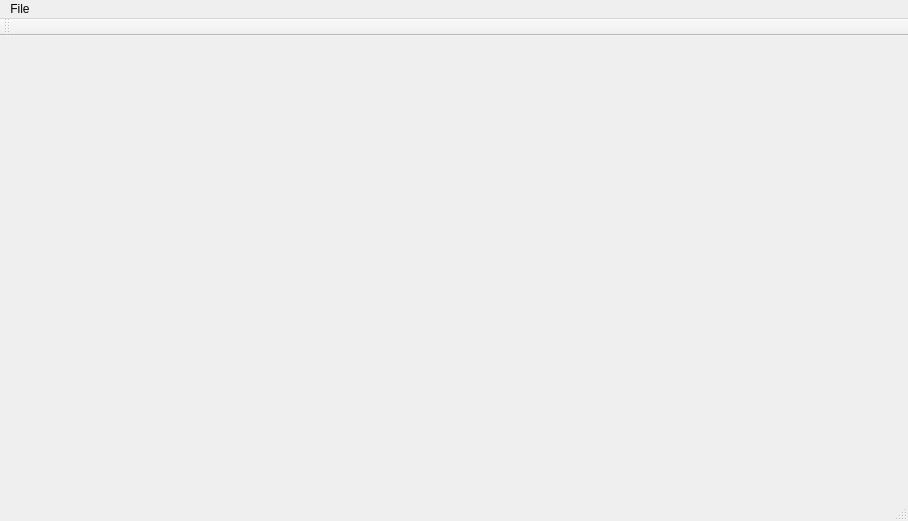
This is EnergyUsage/mainwindow.ui in Cvelthoven/EnergyUsage as Qt 5 draws it before an edit. The edited form follows.
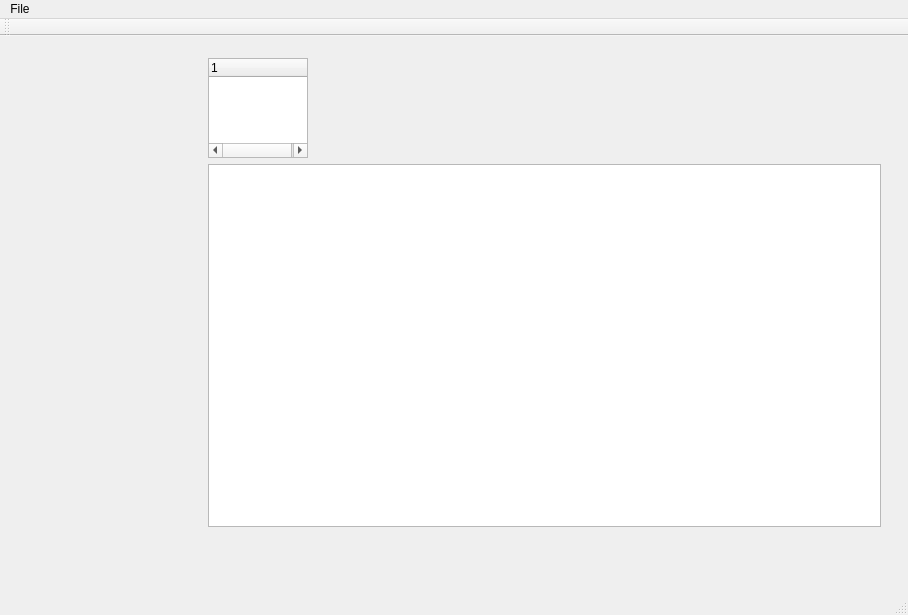
This is the edited form.

Commit message: Save trials with widgets

```diff
--- a/EnergyUsage/mainwindow.ui
+++ b/EnergyUsage/mainwindow.ui
@@ -7,7 +7,7 @@
     <x>0</x>
     <y>0</y>
     <width>908</width>
-    <height>521</height>
+    <height>615</height>
    </rect>
   </property>
   <property name="windowTitle">
@@ -187,7 +187,7 @@
           <x>10</x>
           <y>0</y>
           <width>871</width>
-          <height>441</height>
+          <height>491</height>
          </rect>
         </property>
         <layout class="QGridLayout" name="gridLayout">
@@ -208,9 +208,46 @@
          </item>
          <item row="0" column="0">
           <widget class="QFrame" name="gasChartFrame">
+           <property name="minimumSize">
+            <size>
+             <width>170</width>
+             <height>170</height>
+            </size>
+           </property>
            <layout class="QVBoxLayout" name="verticalLayout_4"/>
           </widget>
          </item>
+         <item row="2" column="2">
+          <layout class="QVBoxLayout" name="verticalLayout_3"/>
+         </item>
+         <item row="0" column="2">
+          <layout class="QVBoxLayout" name="verticalLayout_6"/>
+         </item>
+         <item row="2" column="1">
+          <layout class="QVBoxLayout" name="verticalLayout_9"/>
+         </item>
+         <item row="0" column="1">
+          <layout class="QVBoxLayout" name="verticalLayout_8">
+           <item>
+            <widget class="QTreeWidget" name="treeWidget">
+             <property name="maximumSize">
+              <size>
+               <width>100</width>
+               <height>100</height>
+              </size>
+             </property>
+             <column>
+              <property name="text">
+               <string notr="true">1</string>
+              </property>
+             </column>
+            </widget>
+           </item>
+           <item>
+            <widget class="QTableWidget" name="tableWidget"/>
+           </item>
+          </layout>
+         </item>
         </layout>
        </widget>
       </widget>
```
Left out of the diff: 14 changed lines with no effect on the pictures. The commit also changes 4 other files.
